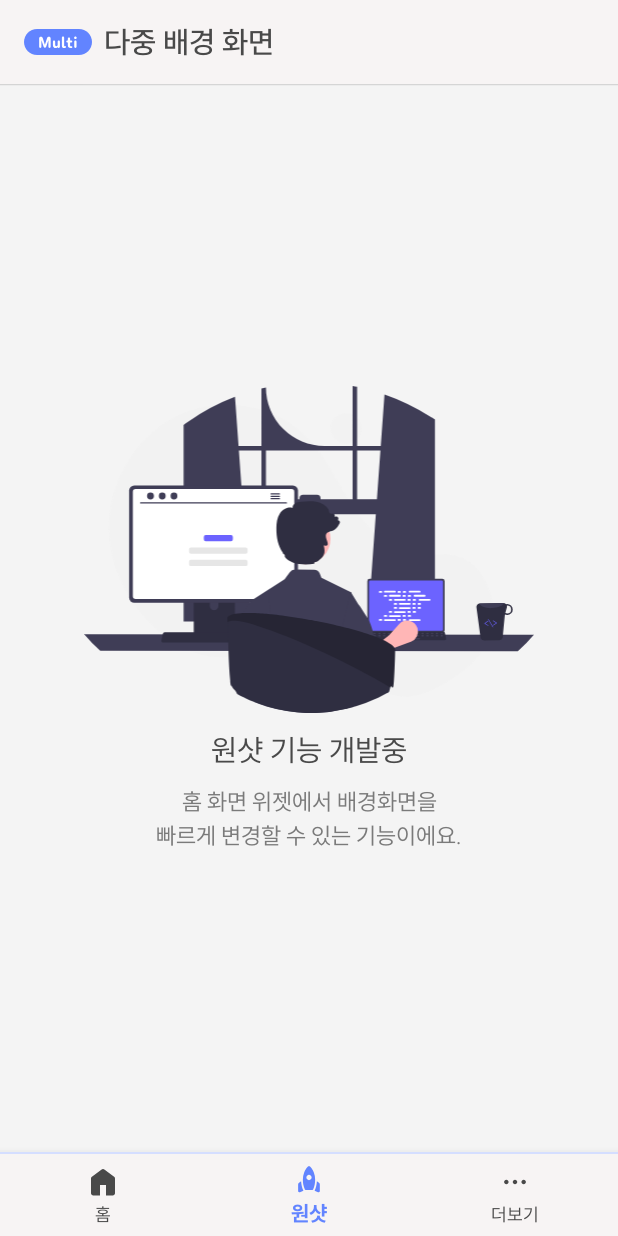
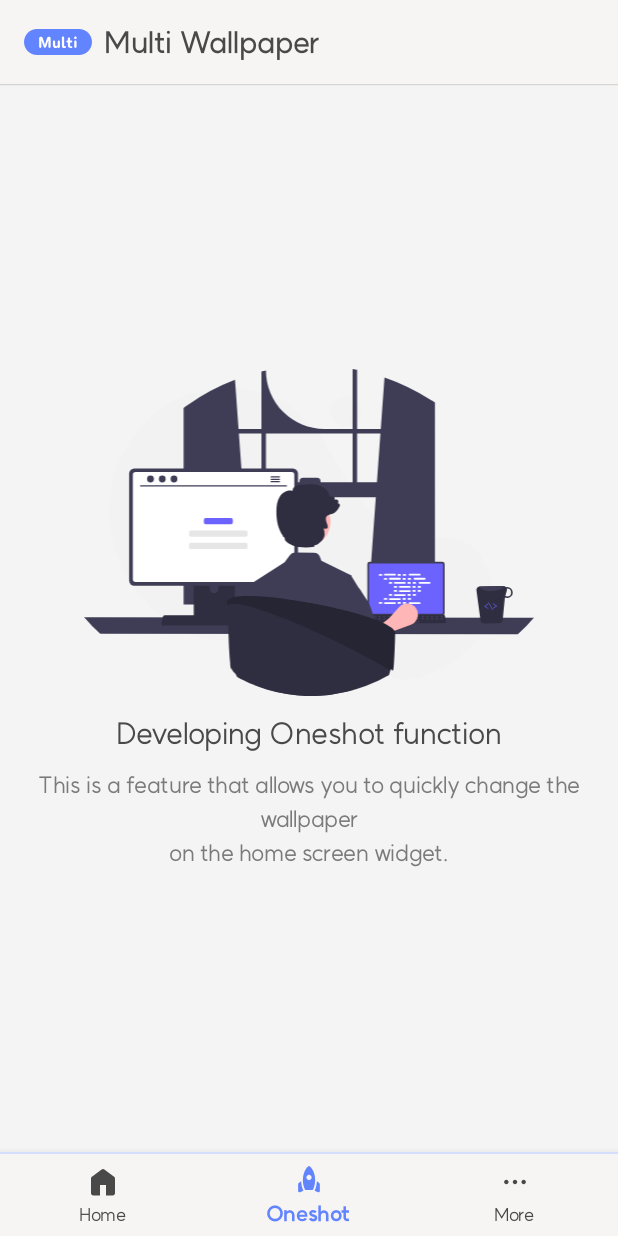
Before and after one commit to kichan05/Multi-Wallpaper, an Android app: the OneshotFragment screen opened through its navigation route, on a phone screen of 412 x 824 dp. Run offline under Robolectric (Android 15) with nearby library versions, the phone set to English and light mode, and no system bars; our stand-ins replace Room's generated code, data binding, navigation-ui; 1 statement that could not run was skipped.

Commit message:
add english

```diff
--- a/app/src/main/java/dev/kichan/multiwallpaper/ui/main/WallpaperFragment.kt
+++ b/app/src/main/java/dev/kichan/multiwallpaper/ui/main/WallpaperFragment.kt
@@ -35,8 +35,11 @@ class WallpaperFragment(val wallpaper: Wallpaper) : Fragment() {
             layoutParams.height = previewSize.y
         }
 
-        binding.txtMainCreateDate.text = wallpaper.getDateTime()
-            .format(DateTimeFormatter.ofPattern(resources.getString(R.string.layout_wallpaper_addDate)))
+        Log.e("test", resources.getString(R.string.layout_wallpaper_addDate))
+
+        val dateFormat = wallpaper.getDateTime().format(DateTimeFormatter.ofPattern("yyyy.MM.dd"))
+        binding.txtMainCreateDate.text = String.format(resources.getString(R.string.layout_wallpaper_addDate), dateFormat)
+
 
         return binding.root
     }
--- a/app/src/main/res/values/strings.xml
+++ b/app/src/main/res/values/strings.xml
@@ -1,22 +1,22 @@
 <resources>
-    <string name="app_name">다중 배경화면</string>
+    <string name="app_name">Multi Wallpaper</string>
 
-    <string name="menu_main_home">홈</string>
-    <string name="menu_main_oneshot">원샷</string>
-    <string name="menu_main_more">더보기</string>
-    <string name="layout_add_wallpaper_save_btn">저장</string>
-    <string name="layout_main_tb_title">다중 배경 화면</string>
-    <string name="layout_remove_wallpaper_tb_title">다중 배경 화면</string>
-    <string name="layout_remove_wallpaper_btn_remove">삭제</string>
-    <string name="layout_select_wallpaper_select_btn">선택</string>
-    <string name="layout_home_empty_title">저장된 배경화면이 없어요</string>
-    <string name="layout_home_empty_discripion">아래 + 버튼을 눌러서\n배경화면을 추가해보세요.</string>
-    <string name="layout_home_setWallpaper_btn">배경화면으로 설정하기</string>
-    <string name="layout_more_donation_btn">개발자 후원</string>
-    <string name="layout_oneShot_developTitle">원샷 기능 개발중</string>
-    <string name="layout_oneShot_developDescription">홈 화면 위젯에서 배경화면을\n빠르게 변경할 수 있는 기능이에요.</string>
-    <string name="layout_wallpaper_addDate">추가된 날짜 : yyyy.MM.dd</string>
-    <string name="layout_selectScreen_home">홈 화면</string>
-    <string name="layout_selectScreen_lock">잠금화면</string>
-    <string name="layout_selectScreen_homeAndLock">홈화면 + 잠금화면</string>
+    <string name="menu_main_home">Home</string>
+    <string name="menu_main_oneshot">Oneshot</string>
+    <string name="menu_main_more">More</string>
+    <string name="layout_add_wallpaper_save_btn">Save</string>
+    <string name="layout_main_tb_title">Multi Wallpaper</string>
+    <string name="layout_remove_wallpaper_tb_title">Multi Wallpaper</string>
+    <string name="layout_remove_wallpaper_btn_remove">Remove</string>
+    <string name="layout_select_wallpaper_select_btn">Select</string>
+    <string name="layout_home_empty_title">No saved wallpaper yet</string>
+    <string name="layout_home_empty_discripion">Tap the + button below to\nadd a wallpaper.</string>
+    <string name="layout_home_setWallpaper_btn">Set as wallpaper</string>
+    <string name="layout_more_donation_btn">Support Developer</string>
+    <string name="layout_oneShot_developTitle">Developing Oneshot function</string>
+    <string name="layout_oneShot_developDescription">This is a feature that allows you to quickly change the wallpaper\non the home screen widget.</string>
+    <string name="layout_wallpaper_addDate">Added date : yyyy.MM.dd</string>
+    <string name="layout_selectScreen_home">Home screen</string>
+    <string name="layout_selectScreen_lock">Lock screen</string>
+    <string name="layout_selectScreen_homeAndLock">Home + Lock screen</string>
 </resources>
```
Also changed, not shown: 2 other files.
